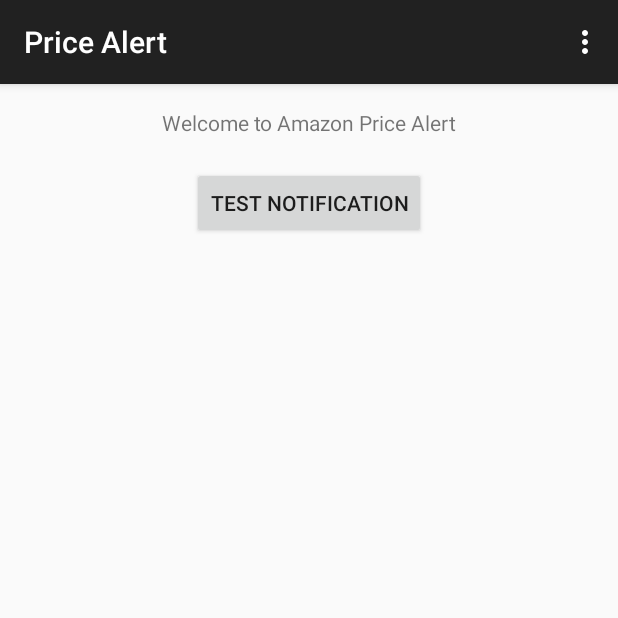
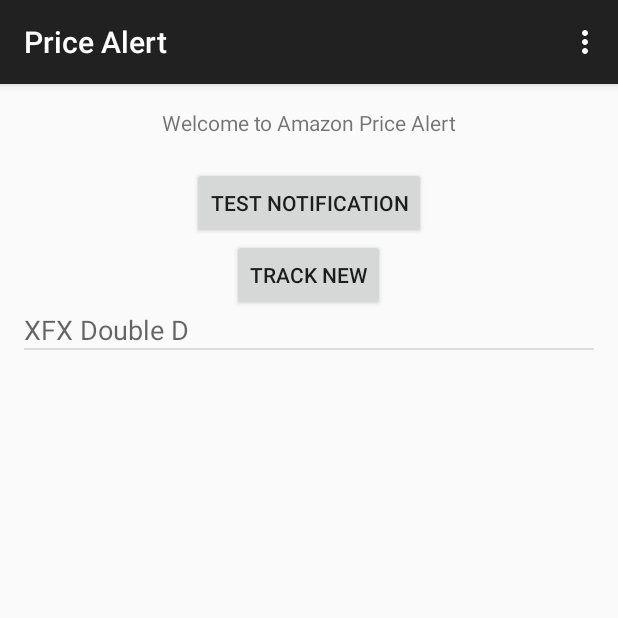
Before and after one commit to gumallett/PriceAlert, an Android app: the screen it shows after launch (MainActivity), in the options menu, after a tap on "Settings", on a phone screen of 412 x 824 dp, the top half of it. Run offline under Robolectric (Android 15) with nearby library versions, the phone set to English and light mode, and no system bars; libraries missing offline, so code that uses them is left out: org.slf4j; 10 statements that could not run were skipped.

Commit message:
added list view for main page and connected it to product page

```diff
--- a/app/src/main/java/com/pricealert/app/MainActivity.java
+++ b/app/src/main/java/com/pricealert/app/MainActivity.java
@@ -11,9 +11,12 @@ import android.util.Log;
 import android.view.Menu;
 import android.view.MenuItem;
 import android.view.View;
+import android.widget.AdapterView;
 import android.widget.EditText;
+import android.widget.ListView;
 import android.widget.TextView;
 import com.pricealert.data.RecentPricesDb;
+import com.pricealert.data.adapter.ProductListAdapter;
 import com.pricealert.data.model.Product;
 import com.pricealert.data.model.ProductTarget;
 import org.slf4j.Logger;
@@ -51,6 +54,15 @@ public class MainActivity extends ActionBarActivity {
         super.onCreate(savedInstanceState);
         setContentView(R.layout.activity_main);
 
+        final ListView productsListView = (ListView) findViewById(R.id.productsList);
+
+        productsListView.setOnItemClickListener(new AdapterView.OnItemClickListener() {
+            @Override
+            public void onItemClick(AdapterView<?> parent, View view, int position, long id) {
+                startProductActivity(id);
+            }
+        });
+
         LOG.info("MainActivity created...");
     }
 
@@ -60,6 +72,8 @@ public class MainActivity extends ActionBarActivity {
         // Bind to LocalService
         startService(new Intent(this, ScraperService.class));
         bindService(new Intent(this, ScraperService.class), mConnection, Context.BIND_AUTO_CREATE);
+        loadProductList();
+
         LOG.info("MainActivity started...");
     }
 
@@ -72,6 +86,8 @@ public class MainActivity extends ActionBarActivity {
         }
 
         LOG.info("MainActivity resuming...");
+
+        loadProductList();
     }
 
     @Override
@@ -136,6 +152,8 @@ public class MainActivity extends ActionBarActivity {
 
     public void testService(View view) {
         if(mBound) {
+            RecentPricesDb recentPricesDb = new RecentPricesDb(this);
+
             Product product = new Product();
             product.setName("XFX Double D");
             product.setUrl("http://www.amazon.com/XFX-Double-947MHz-Graphics-R9290AEDFD/dp/B00HHIPM5Q/");
@@ -144,10 +162,29 @@ public class MainActivity extends ActionBarActivity {
             target.setTargetValue(250.99);
             product.setTargets(target);
 
-            RecentPricesDb recentPricesDb = new RecentPricesDb(this);
             recentPricesDb.saveProduct(product);
 
             scraperService.updatePrice(product);
         }
     }
+
+    public void trackOnClick(View view) {
+        startProductActivity(null);
+    }
+
+    public void startProductActivity(Long productId) {
+        Intent resultIntent = new Intent(this, ProductActivity.class);
+
+        if(productId != null) {
+            resultIntent.putExtra("PRODUCT_ID", productId);
+        }
+
+        startActivity(resultIntent);
+    }
+
+    private void loadProductList() {
+        RecentPricesDb db = new RecentPricesDb(this);
+        final ListView productsListView = (ListView) findViewById(R.id.productsList);
+        productsListView.setAdapter(new ProductListAdapter(db.selectProducts()));
+    }
 }
--- a/app/src/main/java/com/pricealert/app/service/PriceUpdater.java
+++ b/app/src/main/java/com/pricealert/app/service/PriceUpdater.java
@@ -1,11 +1,5 @@
 package com.pricealert.app.service;
 
-import android.app.Notification;
-import android.app.NotificationManager;
-import android.content.Context;
-import android.support.v4.app.NotificationCompat;
-import android.widget.Toast;
-import com.pricealert.app.R;
 import com.pricealert.app.ScraperService;
 import com.pricealert.data.RecentPricesDb;
 import com.pricealert.data.model.Product;
--- a/app/src/main/java/com/pricealert/data/RecentPricesDb.java
+++ b/app/src/main/java/com/pricealert/data/RecentPricesDb.java
@@ -24,8 +24,9 @@ public class RecentPricesDb extends SQLiteOpenHelper {
     private static final int VERSION = 1;
 
     private static final String PRODUCT_DETAILS_SQL = "select p.id as p_id, p.url as p_url, p.product_name as p_product_name, p.create_date as p_create_date, t.target_val as t_target_val, t.target_percent as t_target_pct, ph.price as ph_price, ph.update_date as ph_update_date " +
-            "from products p join targets t on t.product_id=p.id left join (select price, update_date from price_history order by update_date desc limit 1) ph " +
-            "where p.id=?;";
+            "from products p join targets t on t.product_id=p.id left join (select price, update_date from price_history order by update_date desc limit 1) ph ";
+
+    private static final String PRODUCT_DETAILS_QUERY = PRODUCT_DETAILS_SQL + "where p.id=?;";
 
     private static final String PRODUCT_INSERT_SQL = "insert into products (url, product_name, create_date) values (?, ?, ?);";
     private static final String PRODUCT_TARGETS_INSERT_SQL = "insert into targets (product_id, target_val, target_percent) values (?, ?, ?);";
@@ -50,46 +51,47 @@ public class RecentPricesDb extends SQLiteOpenHelper {
         onCreate(db);
     }
 
+    public List<Product> selectProducts() {
+        SQLiteDatabase sqLiteDatabase = getReadableDatabase();
+
+        LOG.info("Querying for products");
+
+        List<Product> productList = new ArrayList<Product>();
+        Cursor cursor = sqLiteDatabase.rawQuery(PRODUCT_DETAILS_SQL, null);
+
+        while(cursor.moveToNext()) {
+            Product product = createProduct(cursor);
+            LOG.info("Adding product to results: {}", product);
+            productList.add(product);
+        }
+
+        return productList;
+    }
+
     public Product selectProductDetails(long id) {
         SQLiteDatabase sqLiteDatabase = getReadableDatabase();
 
-        LOG.info("Querying for products...");
+        LOG.info("Querying for product with id {}...", id);
 
-        String sql = PRODUCT_DETAILS_SQL;
+        String sql = PRODUCT_DETAILS_QUERY;
         Cursor cursor = sqLiteDatabase.rawQuery(sql, new String[] {String.valueOf(id)});
 
-        Product product = null;
-
         if(cursor.moveToNext()) {
-            product = new Product();
-            product.setId(cursor.getLong(cursor.getColumnIndex("p_id")));
-            product.setUrl(cursor.getString(cursor.getColumnIndex("p_url")));
-            product.setName(cursor.getString(cursor.getColumnIndex("p_product_name")));
-            product.setCreateDate(new Date(cursor.getLong(cursor.getColumnIndex("p_create_date"))*1000));
-
-            ProductPriceHistory recentHistory = new ProductPriceHistory();
-            recentHistory.setProductId(product.getId());
-            recentHistory.setDate(new Date(cursor.getLong(cursor.getColumnIndex("ph_update_date")) * 1000));
-            recentHistory.setPrice(cursor.getDouble(cursor.getColumnIndex("ph_price")));
-            product.setMostRecentPrice(recentHistory);
-
-            ProductTarget targets = new ProductTarget();
-            targets.setTargetValue(cursor.getDouble(cursor.getColumnIndex("t_target_val")));
-            targets.setTargetPercent(cursor.getInt(cursor.getColumnIndex("t_target_pct")));
-            product.setTargets(targets);
-
-            LOG.info("Adding product to query results: {}", product);
+            Product product = createProduct(cursor);
+            LOG.info("Loaded product: {}", product);
+            return product;
         }
 
         cursor.close();
         sqLiteDatabase.close();
-        return product;
+        return null;
     }
 
     public void saveProduct(Product product) {
         SQLiteDatabase sqLiteDatabase = getWritableDatabase();
 
         sqLiteDatabase.beginTransaction();
+        LOG.info("Saving product {}", product);
 
         if(product.getId() == null) {
             doInsert(product);
@@ -115,6 +117,27 @@ public class RecentPricesDb extends SQLiteOpenHelper {
 
         LOG.info("Finished running query {}", PRODUCT_HISTORY_INSERT_SQL);
         sqLiteDatabase.close();
+    }
+
+    private static Product createProduct(Cursor cursor) {
+        Product product = new Product();
+        product.setId(cursor.getLong(cursor.getColumnIndex("p_id")));
+        product.setUrl(cursor.getString(cursor.getColumnIndex("p_url")));
+        product.setName(cursor.getString(cursor.getColumnIndex("p_product_name")));
+        product.setCreateDate(new Date(cursor.getLong(cursor.getColumnIndex("p_create_date"))*1000));
+
+        ProductPriceHistory recentHistory = new ProductPriceHistory();
+        recentHistory.setProductId(product.getId());
+        recentHistory.setDate(new Date(cursor.getLong(cursor.getColumnIndex("ph_update_date")) * 1000));
+        recentHistory.setPrice(cursor.getDouble(cursor.getColumnIndex("ph_price")));
+        product.setMostRecentPrice(recentHistory);
+
+        ProductTarget targets = new ProductTarget();
+        targets.setTargetValue(cursor.getDouble(cursor.getColumnIndex("t_target_val")));
+        targets.setTargetPercent(cursor.getInt(cursor.getColumnIndex("t_target_pct")));
+        product.setTargets(targets);
+
+        return product;
     }
 
     private Long getLastInsertId() {
--- /dev/null
+++ b/app/src/main/java/com/pricealert/data/adapter/ProductListAdapter.java
@@ -0,0 +1,47 @@
+package com.pricealert.data.adapter;
+
+import android.view.View;
+import android.view.ViewGroup;
+import android.widget.BaseAdapter;
+import android.widget.TextView;
+import com.pricealert.app.R;
+import com.pricealert.data.model.Product;
+
+import java.util.ArrayList;
+import java.util.List;
+
+public class ProductListAdapter extends BaseAdapter {
+
+    private List<Product> productList = new ArrayList<Product>();
+
+    public ProductListAdapter(List<Product> products) {
+        this.productList = products;
+    }
+
+    @Override
+    public int getCount() {
+        return productList.size();
+    }
+
+    @Override
+    public Object getItem(int position) {
+        return getProduct(position);
+    }
+
+    public Product getProduct(int position) {
+        return productList.get(position);
+    }
+
+    @Override
+    public long getItemId(int position) {
+        return getProduct(position).getId();
+    }
+
+    @Override
+    public View getView(int position, View convertView, ViewGroup parent) {
+        TextView textView = new TextView(parent.getContext());
+        textView.setText(getProduct(position).getName());
+        textView.setTextAppearance(parent.getContext(), R.style.TextAppearance_AppCompat_Medium);
+        return textView;
+    }
+}
--- a/app/src/main/java/com/pricealert/data/model/Product.java
+++ b/app/src/main/java/com/pricealert/data/model/Product.java
@@ -1,10 +1,11 @@
 package com.pricealert.data.model;
 
+import java.io.Serializable;
 import java.sql.Date;
 import java.util.ArrayList;
 import java.util.List;
 
-public class Product {
+public class Product implements Serializable {
 
     private Long id;
     private String url;
--- a/app/src/main/java/com/pricealert/data/model/ProductPriceHistory.java
+++ b/app/src/main/java/com/pricealert/data/model/ProductPriceHistory.java
@@ -1,8 +1,9 @@
 package com.pricealert.data.model;
 
+import java.io.Serializable;
 import java.sql.Date;
 
-public class ProductPriceHistory {
+public class ProductPriceHistory implements Serializable {
 
     private Long productId;
     private Double price;
--- a/app/src/main/java/com/pricealert/data/model/ProductTarget.java
+++ b/app/src/main/java/com/pricealert/data/model/ProductTarget.java
@@ -1,6 +1,8 @@
 package com.pricealert.data.model;
 
-public class ProductTarget {
+import java.io.Serializable;
+
+public class ProductTarget implements Serializable {
 
     private Double targetValue;
     private Integer targetPercent;
--- a/app/src/main/res/layout/activity_main.xml
+++ b/app/src/main/res/layout/activity_main.xml
@@ -29,4 +29,20 @@
                 android:layout_marginTop="20dp"/>
     </RelativeLayout>
 
+    <RelativeLayout android:layout_width="fill_parent" android:layout_height="wrap_content">
+        <Button
+                android:layout_width="wrap_content"
+                android:layout_height="wrap_content"
+                android:text="Track New"
+                android:id="@+id/addProductBtn"
+                android:layout_centerHorizontal="true" android:onClick="trackOnClick"/>
+    </RelativeLayout>
+
+    <ListView
+            android:layout_width="fill_parent"
+            android:layout_height="fill_parent"
+            android:id="@+id/productsList">
+
+    </ListView>
+
 </LinearLayout>
--- a/app/src/main/res/layout/activity_product.xml
+++ b/app/src/main/res/layout/activity_product.xml
@@ -160,7 +160,7 @@ android:padding="10dp">
             android:layout_height="wrap_content"
             android:text="Save"
             android:id="@+id/saveBtn"
-            android:layout_centerHorizontal="true"/>
+            android:layout_centerHorizontal="true" android:onClick="saveProduct"/>
 </RelativeLayout>
 
 <RelativeLayout android:layout_width="fill_parent" android:layout_height="fill_parent">
```
Also changed, not shown: app/src/main/java/com/pricealert/app/ProductActivity.java (+44 -0 lines).
